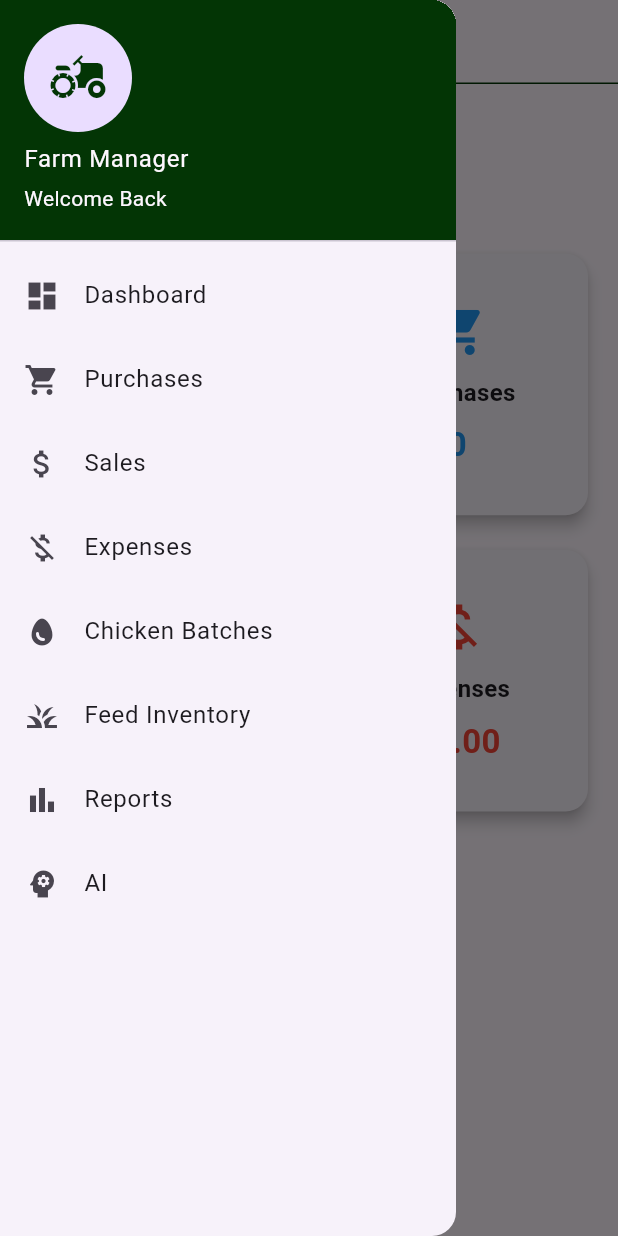
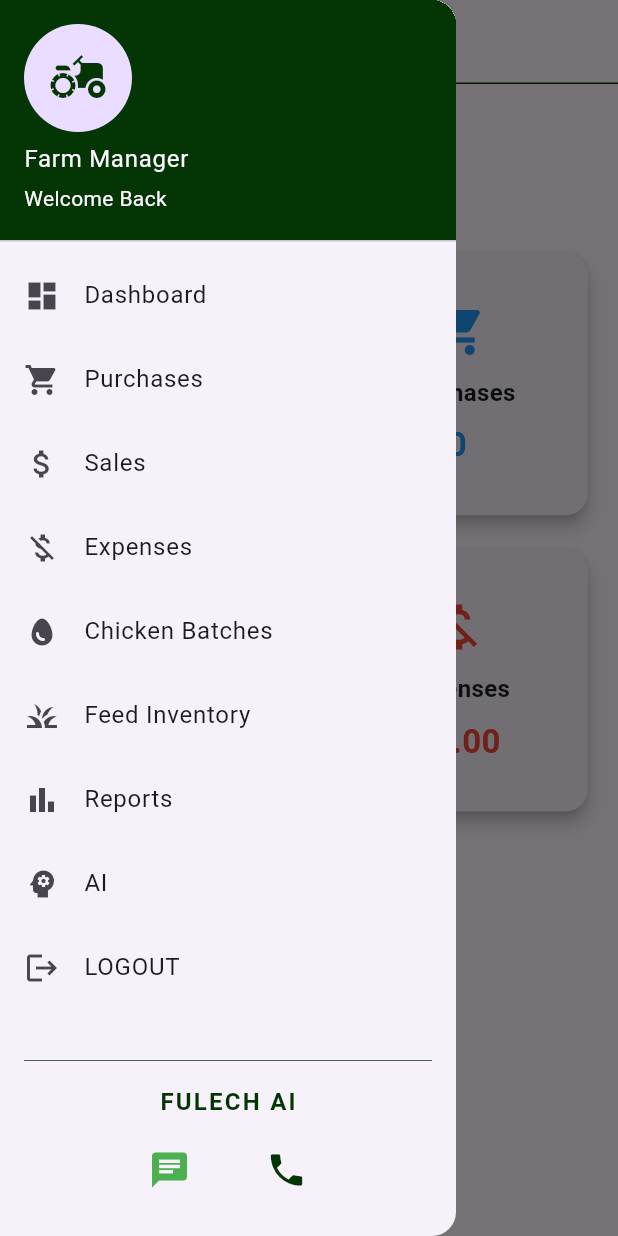
Before and after one commit to hoodpoet07/farm-management-system, a Flutter app: the DashboardScreen screen opened directly, with the side drawer open, on a phone screen of 412 x 824 dp. Run offline on Flutter 3.47's test engine with Material 3 defaults, Android fonts, the phone set to English and light mode, and no system bars; our stand-ins replace sqflite; accounts and stored records are empty.

Commit message:
new files withn initoial code

```diff
--- a/lib/main.dart
+++ b/lib/main.dart
@@ -14,7 +14,7 @@ class FarmManagementApp extends StatelessWidget {
     return MaterialApp(
       debugShowCheckedModeBanner: false,
       title: 'Farm Management System',
-      home: const LoginScreen(),
+      home: const DashboardScreen(),
     );
   }
 }
--- a/lib/screens/dashboard/dashboard_screen.dart
+++ b/lib/screens/dashboard/dashboard_screen.dart
@@ -2,11 +2,13 @@ import 'package:farm_management_system/screens/ai/smart_farmer.dart';
 import 'package:farm_management_system/screens/chicken/chicken_stock_screen.dart';
 import 'package:farm_management_system/screens/expenses/expenses_screen.dart';
 import 'package:farm_management_system/screens/feed/feed_inventory.dart';
+import 'package:farm_management_system/screens/login/login.dart';
 import 'package:farm_management_system/screens/purchases/purchases_screen.dart';
 import 'package:farm_management_system/screens/reports/reports_screen.dart';
 import 'package:farm_management_system/screens/sales/sales_screen.dart';
 import 'package:flutter/material.dart';
 import '../../widgets/dashboard_card.dart';
+import 'package:url_launcher/url_launcher.dart';
 
 
 class DashboardScreen extends StatelessWidget{
@@ -44,17 +46,21 @@ class DashboardScreen extends StatelessWidget{
       ),
 
             drawer: Drawer(
+        child: Column(
+          children: [
+            // Your top scrolling items stay inside Expanded to prevent pixel layout crashes
+            Expanded(
               child: ListView(
                 padding: EdgeInsets.zero,
                 children: [
                   UserAccountsDrawerHeader(
-              accountName: Text("Farm Manager"),
-              accountEmail: Text("Welcome Back"),
-              currentAccountPicture: CircleAvatar(
+                    accountName: const Text("Farm Manager"),
+                    accountEmail: const Text("Welcome Back"),
+                    currentAccountPicture: const CircleAvatar(
                       child: Icon(
                         Icons.agriculture,
                         size: 40,
-                  color: const Color.fromARGB(255, 3, 53, 5),
+                        color: Color.fromARGB(255, 3, 53, 5),
                       ),
                     ),
                     decoration: const BoxDecoration(
@@ -77,7 +83,7 @@ class DashboardScreen extends StatelessWidget{
                       Navigator.push(
                         context,
                         MaterialPageRoute(
-                    builder: (context)=>PurchasesScreen()
+                          builder: (context) => const PurchasesScreen()
                         ),
                       );
                     },
@@ -90,7 +96,7 @@ class DashboardScreen extends StatelessWidget{
                       Navigator.push(
                         context,
                         MaterialPageRoute(
-                    builder: (context)=>SalesScreen()
+                          builder: (context) => const SalesScreen()
                         ),
                       );
                     },
@@ -103,7 +109,7 @@ class DashboardScreen extends StatelessWidget{
                       Navigator.push(
                         context,
                         MaterialPageRoute(
-                    builder: (context)=>ExpensesScreen()
+                          builder: (context) => const ExpensesScreen()
                         ),
                       );
                     },
@@ -116,7 +122,7 @@ class DashboardScreen extends StatelessWidget{
                       Navigator.push(
                         context,
                         MaterialPageRoute(
-                    builder: (context)=>ChickenStockScreen()
+                          builder: (context) => const ChickenStockScreen()
                         ),
                       );
                     },
@@ -129,7 +135,7 @@ class DashboardScreen extends StatelessWidget{
                       Navigator.push(
                         context,
                         MaterialPageRoute(
-                    builder: (context)=>FeedInventoryScreen()
+                          builder: (context) => const FeedInventoryScreen()
                         ),
                       );
                     },
@@ -142,7 +148,8 @@ class DashboardScreen extends StatelessWidget{
                       Navigator.push(
                         context,
                         MaterialPageRoute(
-                    builder: (context)=>ReportsScreen())
+                          builder: (context) => const ReportsScreen()
+                        )
                       );
                     },
                   ),
@@ -154,13 +161,86 @@ class DashboardScreen extends StatelessWidget{
                       Navigator.push(
                         context,
                         MaterialPageRoute(
-                    builder: (context)=>VirtualScreen() )
+                          builder: (context) => const VirtualScreen()
+                        )
+                      );
+                    },
+                  ),
+
+                  ListTile(
+                    leading: const Icon(Icons.logout),
+                    title: const Text("LOGOUT"),
+                    onTap: () {
+                      Navigator.push(
+                        context,
+                        MaterialPageRoute(
+                          builder: (context) => const LoginScreen()
+                        )
                       );
                     },
                   ),
                 ],
               ),
             ),
+
+            // FIXED AREA
+            Align(
+              alignment: Alignment.bottomCenter,
+              child: SafeArea(
+                child: Padding(
+                  padding: const EdgeInsets.only(bottom: 20.0, left: 16.0, right: 16.0),
+                  child: Column(
+                    mainAxisSize: MainAxisSize.min,
+                    children: [
+                      const Divider(color: Color.fromARGB(255, 3, 53, 5), thickness: 0.5),
+                      const SizedBox(height: 8),
+                      const Text(
+                        "FULECH AI",
+                        style: TextStyle(
+                          fontSize: 16,
+                          fontWeight: FontWeight.bold,
+                          color: Color.fromARGB(255, 3, 53, 5),
+                          letterSpacing: 1.5,
+                        ),
+                      ),
+                      const SizedBox(height: 10),
+                      Row(
+                        mainAxisAlignment: MainAxisAlignment.center,
+                        children: [
+                          IconButton(
+                            icon: const Icon(Icons.chat, color: Colors.green),
+                            iconSize: 28,
+                            onPressed: () async {
+                              final Uri whatsappUrl = Uri.parse("https://wa.me/+263710809945");
+                              if (await canLaunchUrl(whatsappUrl)) {
+                                await launchUrl(whatsappUrl, mode: LaunchMode.externalApplication);
+                              }
+                            },
+                            tooltip: 'WhatsApp Support',
+                          ),
+                          const SizedBox(width: 30),
+                          IconButton(
+                            icon: const Icon(Icons.phone, color: Color.fromARGB(255, 3, 53, 5)),
+                            iconSize: 28,
+                            onPressed: () async {
+                              final Uri phoneUrl = Uri.parse("tel:+263710809945");
+                              if (await canLaunchUrl(phoneUrl)) {
+                                await launchUrl(phoneUrl, mode: LaunchMode.externalApplication);
+                              }
+                            },
+                            tooltip: 'Call Support',
+                          ),
+                        ],
+                      ),
+                    ],
+                  ),
+                ),
+              ),
+            ),
+          ],
+        ),
+      ),
+
       body: Padding(
         padding: const EdgeInsets.all(16),
         child: Column(
```
Also changed, not shown: lib/models/dashboard_summary.dart (added, +15 -0 lines), lib/services/dashboard_service.dart (added, +34 -0 lines). Lines whose indentation alone changed are shown as unchanged.
